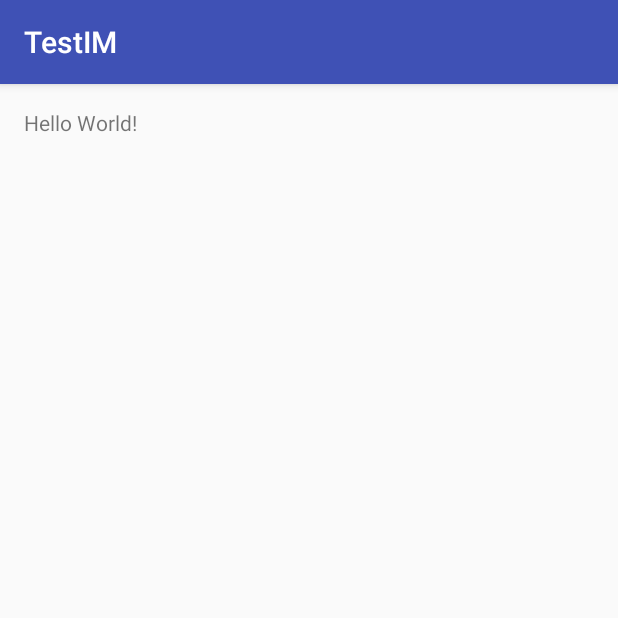
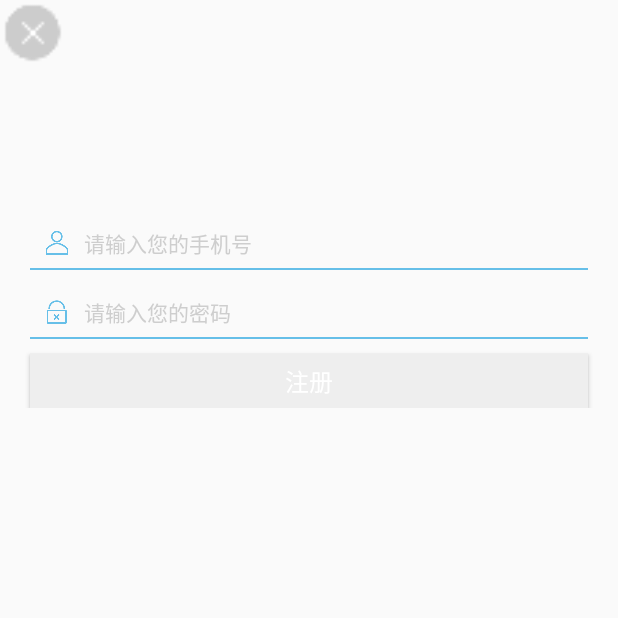
Before and after one commit to lidc-lee/TestIM, an Android app: the screen it shows after launch (MainActivity before the commit, ResigerActivity after it), on a phone screen of 412 x 824 dp, the top half of it. Run offline under Robolectric (Android 15) with nearby library versions, the phone set to English and light mode, and no system bars.

Commit message:
测试IM的注册和登录

```diff
--- a/app/src/main/java/cn/linjk/testim/MainActivity.java
+++ b/app/src/main/java/cn/linjk/testim/MainActivity.java
@@ -14,14 +14,12 @@ public class MainActivity extends AppCompatActivity {
     protected void onCreate(Bundle savedInstanceState) {
         super.onCreate(savedInstanceState);
         setContentView(R.layout.activity_main);
-        //注册用户
-        APP.get().register("gmy123","123456");
-//        APP.get().login("gmy123", "123456");
+
     }
 
     @Override
     protected void onResume() {
-        JPushInterface.onResume(this);
+//        JPushInterface.onResume(this);
 //        APP.get().setTag("18316960576");
         super.onResume();
 
@@ -29,7 +27,7 @@ public class MainActivity extends AppCompatActivity {
 
     @Override
     protected void onPause() {
-        JPushInterface.onPause(this);
+//        JPushInterface.onPause(this);
         super.onPause();
     }
 
--- /dev/null
+++ b/app/src/main/java/cn/linjk/testim/activity/ResigerActivity.java
@@ -0,0 +1,93 @@
+package cn.linjk.testim.activity;
+
+import android.app.Activity;
+import android.content.Intent;
+import android.os.Bundle;
+import android.text.Editable;
+import android.text.TextUtils;
+import android.text.TextWatcher;
+import android.util.Log;
+import android.view.View;
+import android.widget.Button;
+import android.widget.EditText;
+
+import cn.jpush.im.android.api.JMessageClient;
+import cn.jpush.im.api.BasicCallback;
+import cn.linjk.testim.R;
+import cn.linjk.testim.app.APP;
+
+/**
+ * Created by Ye on 2016/7/12.
+ */
+public class ResigerActivity extends Activity {
+
+    private static final String TAG="ResigerActivity";
+    private EditText et_account;
+    private EditText et_password;
+    private Button btn_login;
+    String account;
+    String password;
+    @Override
+    protected void onCreate(Bundle savedInstanceState) {
+        super.onCreate(savedInstanceState);
+        setContentView(R.layout.activity_resig);
+        initView();
+    }
+
+    private void initView(){
+        et_account= (EditText) findViewById(R.id.et_account);
+        et_password= (EditText) findViewById(R.id.et_password);
+        btn_login = (Button) findViewById(R.id.btn_login);
+        et_password.addTextChangedListener(new TextWatcher() {
+            @Override
+            public void beforeTextChanged(CharSequence s, int start, int count, int after) {
+
+            }
+
+            @Override
+            public void onTextChanged(CharSequence s, int start, int before, int count) {
+                account = et_account.getText().toString().trim();
+                password = et_password.getText().toString().trim();
+                if ((!TextUtils.isEmpty(account)) && password.length() != 0) {
+                    btn_login.setSelected(true);
+                } else {
+                    btn_login.setSelected(false);
+                }
+            }
+
+            @Override
+            public void afterTextChanged(Editable s) {
+
+            }
+        });
+        btn_login.setOnClickListener(new View.OnClickListener() {
+            @Override
+            public void onClick(View v) {
+                if (btn_login.isSelected()) {
+                    register(account, password);
+                }
+            }
+        });
+    }
+
+    /**
+     * 注册用户
+     * @param username
+     * @param password
+     */
+    public void register(String username,String password){
+        JMessageClient.register(username, password, new BasicCallback() {
+            @Override
+            public void gotResult(int i, String s) {
+                Log.e(TAG, i + "");
+                if (i == 0) {
+                    Log.e(TAG, "注册成功");
+                    Intent intent = new Intent(ResigerActivity.this, LoginActivity.class);
+                    startActivity(intent);
+                } else {
+                    Log.e(TAG, "已经注册过");
+                }
+            }
+        });
+    }
+}
--- /dev/null
+++ b/app/src/main/res/drawable/button_simple.xml
@@ -0,0 +1,6 @@
+<?xml version="1.0" encoding="utf-8"?>
+<selector xmlns:android="http://schemas.android.com/apk/res/android">
+    <item android:state_selected="false" android:drawable="@color/gray_e"/>
+    <item android:state_selected="true" android:state_pressed="false" android:drawable="@color/blue_66bfe8"/>
+    <item android:state_selected="true" android:state_pressed="true" android:drawable="@color/blue_51b6e5"/>
+</selector>
--- /dev/null
+++ b/app/src/main/res/layout/activity_resig.xml
@@ -0,0 +1,126 @@
+<?xml version="1.0" encoding="utf-8"?>
+<LinearLayout xmlns:android="http://schemas.android.com/apk/res/android"
+    android:orientation="vertical" android:layout_width="match_parent"
+    android:layout_height="match_parent">
+    <LinearLayout
+        android:id="@+id/ll_up_part"
+        android:layout_width="match_parent"
+        android:layout_height="wrap_content"
+        android:orientation="vertical"
+        >
+        <LinearLayout
+            android:layout_width="wrap_content"
+            android:layout_height="wrap_content">
+            <ImageView
+                android:id="@+id/iv_close"
+                android:layout_width="44dp"
+                android:layout_height="44dp"
+                android:src="@mipmap/icon_close"/>
+        </LinearLayout>
+        <LinearLayout
+            android:layout_width="match_parent"
+            android:layout_height="wrap_content">
+            <!-- Logo -->
+        </LinearLayout>
+    </LinearLayout>
+
+    <RelativeLayout
+        android:id="@+id/ll_middle_part"
+        android:layout_below="@+id/ll_up_part"
+        android:layout_width="match_parent"
+        android:layout_height="wrap_content"
+        android:layout_marginTop="100dp"
+        >
+
+        <LinearLayout
+            android:layout_centerInParent="true"
+            android:layout_width="match_parent"
+            android:layout_height="wrap_content"
+            android:orientation="vertical">
+            <!-- Name -->
+            <RelativeLayout
+                android:layout_width="match_parent"
+                android:layout_height="36dp"
+                android:layout_marginLeft="20dp"
+                android:layout_marginRight="20dp">
+                <ImageView
+                    android:layout_width="wrap_content"
+                    android:layout_height="wrap_content"
+                    android:id="@+id/img_user_account"
+                    android:layout_centerVertical="true"
+                    android:src="@mipmap/icon_profile"
+                    android:layout_marginLeft="10dp"/>
+                <EditText
+                    android:id="@+id/et_account"
+                    android:layout_width="match_parent"
+                    android:layout_height="match_parent"
+                    android:layout_marginLeft="10dp"
+                    android:layout_marginRight="10dp"
+                    android:layout_toRightOf="@+id/img_user_account"
+                    android:background="@null"
+                    android:hint="请输入您的手机号"
+                    android:textColorHint="#cecece"
+                    android:phoneNumber="true"
+                    android:singleLine="true"
+                    android:textSize="14sp"/>
+                <TextView
+                    android:layout_width="match_parent"
+                    android:layout_height="1dp"
+                    android:id="@+id/tv_account_underline"
+                    android:layout_alignParentBottom="true"
+                    android:background="#66bfe8"/>
+            </RelativeLayout>
+
+            <!-- Password -->
+            <RelativeLayout
+                android:layout_width="match_parent"
+                android:layout_height="36dp"
+                android:layout_marginLeft="20dp"
+                android:layout_marginRight="20dp"
+                android:layout_marginTop="10dp">
+                <ImageView
+                    android:layout_width="wrap_content"
+                    android:layout_height="wrap_content"
+                    android:id="@+id/img_user_password"
+                    android:layout_centerVertical="true"
+                    android:src="@mipmap/icon_password"
+                    android:layout_marginLeft="10dp"/>
+                <EditText
+                    android:id="@+id/et_password"
+                    android:layout_width="match_parent"
+                    android:layout_height="match_parent"
+                    android:layout_marginLeft="10dp"
+                    android:layout_marginRight="10dp"
+                    android:layout_toRightOf="@+id/img_user_password"
+                    android:background="@null"
+                    android:hint="请输入您的密码"
+                    android:textColorHint="#cecece"
+                    android:phoneNumber="true"
+                    android:inputType="textPassword"
+                    android:singleLine="true"
+                    android:textSize="14sp"/>
+                <TextView
+                    android:layout_width="match_parent"
+                    android:layout_height="1dp"
+                    android:id="@+id/tv_password_underline"
+                    android:layout_alignParentBottom="true"
+                    android:background="#66bfe8"/>
+            </RelativeLayout>
+
+            <!-- Login Button -->
+            <Button
+                android:id="@+id/btn_login"
+                android:layout_width="match_parent"
+                android:layout_height="36dp"
+                android:layout_marginLeft="20dp"
+                android:layout_marginRight="20dp"
+                android:layout_marginTop="10dp"
+                android:gravity="center"
+                android:text="注册"
+                android:textColor="#FFF"
+                android:background="@drawable/button_simple"
+                android:textSize="16sp"/>
+        </LinearLayout>
+
+    </RelativeLayout>
+</LinearLayout>
--- a/app/src/main/res/values/colors.xml
+++ b/app/src/main/res/values/colors.xml
@@ -3,4 +3,8 @@
     <color name="colorPrimary">#3F51B5</color>
     <color name="colorPrimaryDark">#303F9F</color>
     <color name="colorAccent">#FF4081</color>
+
+    <color name="gray_e">#eeeeee</color>
+    <color name="blue_66bfe8">#66bfe8</color>
+    <color name="blue_51b6e5">#51b6e5</color>
 </resources>
```
Also changed, not shown: app/src/main/AndroidManifest.xml (+7 -2 lines), app/src/main/java/cn/linjk/testim/activity/LoginActivity.java (added, +96 -0 lines), app/src/main/java/cn/linjk/testim/app/APP.java (+112 -145 lines), app/src/main/res/layout/activity_login.xml (added, +128 -0 lines), app/src/main/res/mipmap-xxhdpi/icon_close.png (added), app/src/main/res/mipmap-xxhdpi/icon_password.png (added), app/src/main/res/mipmap-xxhdpi/icon_profile.png (added), 2 other files.
